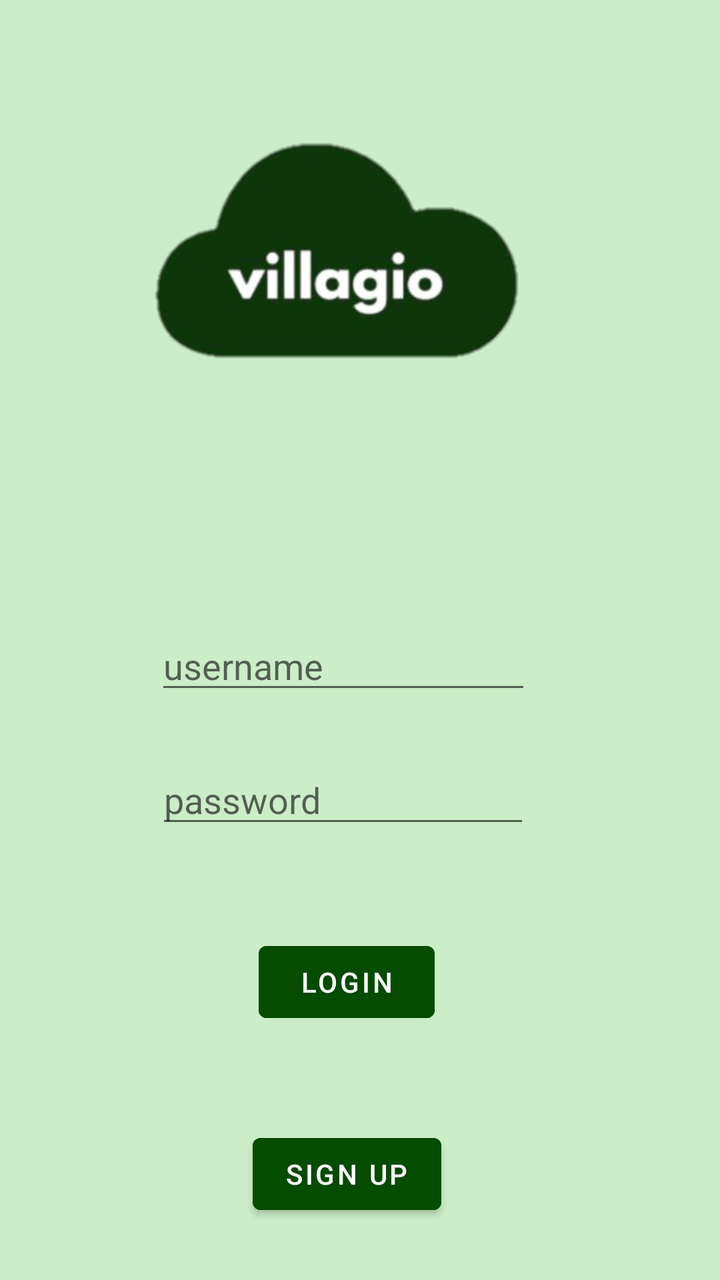
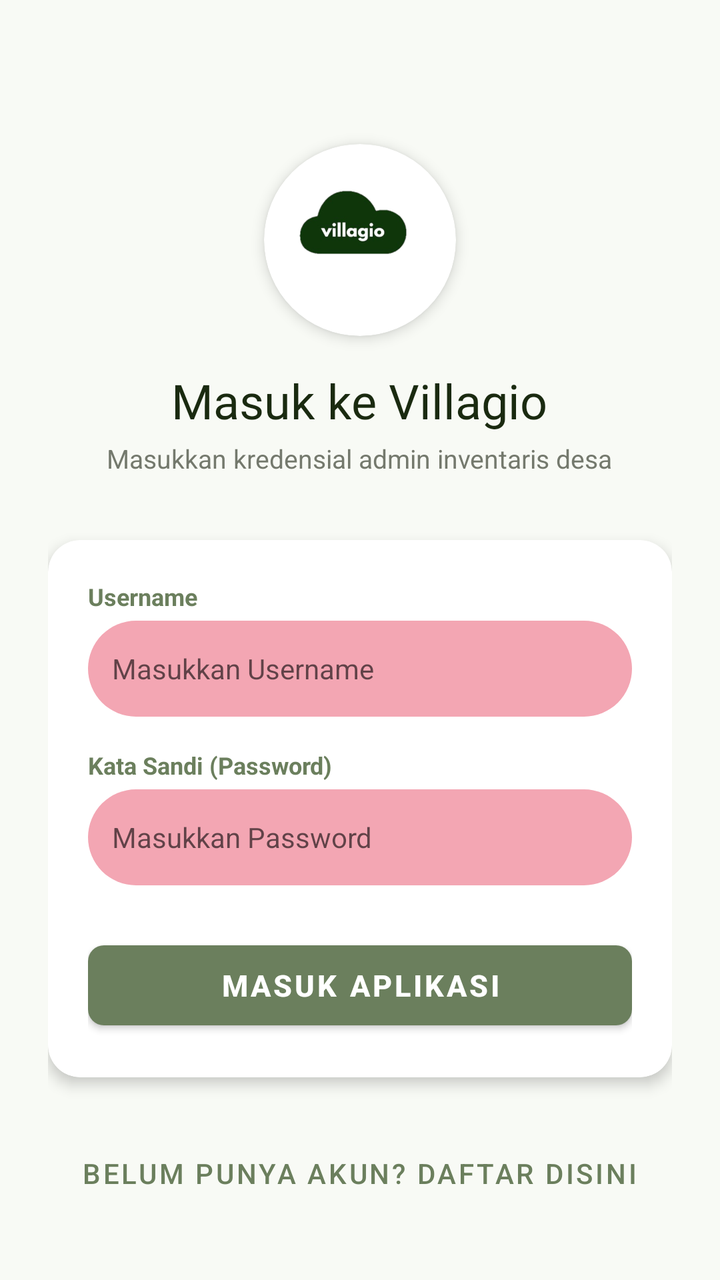

Two renders of the same Android screen: before a commit and after it. Below are the layout's source before the change and the commit's diff.
<!-- AndroidManifest.xml: application theme Theme.Elincortis -->
<!-- res/layout/activity_auth.xml -->
<?xml version="1.0" encoding="utf-8"?>
<androidx.constraintlayout.widget.ConstraintLayout
    xmlns:android="http://schemas.android.com/apk/res/android"
    xmlns:tools="http://schemas.android.com/tools"
    xmlns:app="http://schemas.android.com/apk/res-auto"
    android:id="@+id/main"
    android:layout_width="match_parent"
    android:layout_height="match_parent"
    android:background="#CBEDC7"
    tools:context=".Home.pertemuan6.AuthActivity">

    <ImageView
        android:id="@+id/imageView2"
        android:layout_width="0dp"
        android:layout_height="216dp"
        app:layout_constraintBottom_toBottomOf="parent"
        app:layout_constraintEnd_toEndOf="parent"
        app:layout_constraintHorizontal_bias="0.465"
        app:layout_constraintStart_toStartOf="parent"
        app:layout_constraintTop_toTopOf="parent"
        app:layout_constraintVertical_bias="0.111"
        app:srcCompat="@drawable/logo" />

    <EditText
        android:id="@+id/inputUsername"
        android:layout_width="188dp"
        android:layout_height="37dp"
        android:layout_marginTop="52dp"
        android:ems="10"
        android:hint="username"
        android:inputType="text"
        app:layout_constraintEnd_toEndOf="parent"
        app:layout_constraintHorizontal_bias="0.452"
        app:layout_constraintStart_toStartOf="parent"
        app:layout_constraintTop_toBottomOf="@+id/imageView2" />

    <Button
        android:id="@+id/button2"
        android:layout_width="wrap_content"
        android:layout_height="wrap_content"
        android:layout_marginTop="48dp"
        android:text="Login"
        android:backgroundTint="#054B00"
        app:layout_constraintEnd_toEndOf="parent"
        app:layout_constraintHorizontal_bias="0.476"
        app:layout_constraintStart_toStartOf="parent"
        app:layout_constraintTop_toBottomOf="@+id/inputPw" />

    <EditText
        android:id="@+id/inputPw"
        android:layout_width="187dp"
        android:layout_height="39dp"
        android:layout_marginTop="28dp"
        android:ems="10"
        android:hint="password"
        android:inputType="text"
        app:layout_constraintEnd_toEndOf="parent"
        app:layout_constraintHorizontal_bias="0.45"
        app:layout_constraintStart_toStartOf="parent"
        app:layout_constraintTop_toBottomOf="@+id/inputUsername" />

    <Button
        android:id="@+id/signup"
        android:layout_width="wrap_content"
        android:layout_height="wrap_content"
        android:layout_marginTop="48dp"
        android:backgroundTint="#054B00"
        android:text="Sign Up"
        app:layout_constraintEnd_toEndOf="parent"
        app:layout_constraintHorizontal_bias="0.476"
        app:layout_constraintStart_toStartOf="parent"
        app:layout_constraintTop_toBottomOf="@+id/button2" />
</androidx.constraintlayout.widget.ConstraintLayout>
<!-- resources referenced by this layout -->
<resources>
  <!-- drawable logo: png bitmap (drawable, 31883 bytes) -->
  <style name="Theme.Elincortis" parent="Base.Theme.Elincortis" />
  <style name="Base.Theme.Elincortis" parent="Theme.MaterialComponents.DayNight.NoActionBar">
  
          
          <item name="colorPrimary">@color/sage_primary</item>
          <item name="colorPrimaryVariant">@color/sage_toolbar_dark</item>
          <item name="colorOnPrimary">@color/sage_on_primary</item>
  
          
          <item name="colorSecondary">@color/sage_accent</item>
          <item name="colorSecondaryVariant">@color/sage_secondary</item>
          <item name="colorOnSecondary">@color/sage_on_secondary</item>
  
          
          <item name="android:colorBackground">@color/sage_background</item>
          <item name="colorOnBackground">@color/sage_on_background</item>
          <item name="colorSurface">@color/sage_surface</item>
          <item name="colorOnSurface">@color/sage_on_surface</item>
  
          
          <item name="colorError">@color/sage_error</item>
          <item name="colorOnError">@color/sage_on_error</item>
  
          
          <item name="android:statusBarColor">@color/sage_toolbar_dark</item>
          <item name="android:navigationBarColor">@color/sage_surface</item>
      </style>
  <color name="sage_primary">#6B7F5D</color>
  <color name="sage_toolbar_dark">#526140</color>
  <color name="sage_on_primary">#FFFFFF</color>
  <color name="sage_accent">#8BA870</color>
  <color name="sage_secondary">#58624B</color>
  <color name="sage_on_secondary">#FFFFFF</color>
  <color name="sage_background">#F8FAF5</color>
  <color name="sage_on_background">#1A1C18</color>
  <color name="sage_surface">#F8FAF5</color>
  <color name="sage_on_surface">#1A1C18</color>
  <color name="sage_error">#BA1A1A</color>
  <color name="sage_on_error">#FFFFFF</color>
</resources>

<!-- the commit's change to res/layout/activity_auth.xml (unified diff, before → after) -->
@@ -6,68 +6,144 @@
     android:id="@+id/main"
     android:layout_width="match_parent"
     android:layout_height="match_parent"
-    android:background="#CBEDC7"
+    android:background="@color/sage_background"
     tools:context=".Home.pertemuan6.AuthActivity">
 
-    <ImageView
-        android:id="@+id/imageView2"
-        android:layout_width="0dp"
-        android:layout_height="216dp"
+    <ScrollView
+        android:layout_width="match_parent"
+        android:layout_height="match_parent"
+        android:fillViewport="true"
         app:layout_constraintBottom_toBottomOf="parent"
         app:layout_constraintEnd_toEndOf="parent"
-        app:layout_constraintHorizontal_bias="0.465"
         app:layout_constraintStart_toStartOf="parent"
-        app:layout_constraintTop_toTopOf="parent"
-        app:layout_constraintVertical_bias="0.111"
-        app:srcCompat="@drawable/logo" />
+        app:layout_constraintTop_toTopOf="parent">
 
-    <EditText
-        android:id="@+id/inputUsername"
-        android:layout_width="188dp"
-        android:layout_height="37dp"
-        android:layout_marginTop="52dp"
-        android:ems="10"
-        android:hint="username"
-        android:inputType="text"
-        app:layout_constraintEnd_toEndOf="parent"
-        app:layout_constraintHorizontal_bias="0.452"
-        app:layout_constraintStart_toStartOf="parent"
-        app:layout_constraintTop_toBottomOf="@+id/imageView2" />
+        <LinearLayout
+            android:layout_width="match_parent"
+            android:layout_height="wrap_content"
+            android:orientation="vertical"
+            android:gravity="center_horizontal"
+            android:padding="24dp">
 
-    <Button
-        android:id="@+id/button2"
-        android:layout_width="wrap_content"
-        android:layout_height="wrap_content"
-        android:layout_marginTop="48dp"
-        android:text="Login"
-        android:backgroundTint="#054B00"
-        app:layout_constraintEnd_toEndOf="parent"
-        app:layout_constraintHorizontal_bias="0.476"
-        app:layout_constraintStart_toStartOf="parent"
-        app:layout_constraintTop_toBottomOf="@+id/inputPw" />
+            
+            <androidx.cardview.widget.CardView
+                android:layout_width="96dp"
+                android:layout_height="96dp"
+                app:cardCornerRadius="48dp"
+                app:cardElevation="4dp"
+                app:cardBackgroundColor="#FFFFFF"
+                android:layout_marginTop="48dp"
+                android:layout_marginBottom="16dp">
 
-    <EditText
-        android:id="@+id/inputPw"
-        android:layout_width="187dp"
-        android:layout_height="39dp"
-        android:layout_marginTop="28dp"
-        android:ems="10"
-        android:hint="password"
-        android:inputType="text"
-        app:layout_constraintEnd_toEndOf="parent"
-        app:layout_constraintHorizontal_bias="0.45"
-        app:layout_constraintStart_toStartOf="parent"
-        app:layout_constraintTop_toBottomOf="@+id/inputUsername" />
+                <ImageView
+                    android:id="@+id/imageView2"
+                    android:layout_width="64dp"
+                    android:layout_height="64dp"
+                    android:layout_gravity="center"
+                    android:src="@drawable/logo"
+                    android:contentDescription="Villagio Logo" />
+            </androidx.cardview.widget.CardView>
 
-    <Button
-        android:id="@+id/signup"
-        android:layout_width="wrap_content"
-        android:layout_height="wrap_content"
-        android:layout_marginTop="48dp"
-        android:backgroundTint="#054B00"
-        android:text="Sign Up"
-        app:layout_constraintEnd_toEndOf="parent"
-        app:layout_constraintHorizontal_bias="0.476"
-        app:layout_constraintStart_toStartOf="parent"
-        app:layout_constraintTop_toBottomOf="@+id/button2" />
+            <TextView
+                android:layout_width="wrap_content"
+                android:layout_height="wrap_content"
+                android:text="Masuk ke Villagio"
+                android:textSize="24sp"
+                android:textColor="@color/sage_on_primary_container"
+                android:fontFamily="@font/poppins_bold"
+                android:layout_marginBottom="4dp"/>
+
+            <TextView
+                android:layout_width="wrap_content"
+                android:layout_height="wrap_content"
+                android:text="Masukkan kredensial admin inventaris desa"
+                android:textSize="13sp"
+                android:textColor="@color/sage_outline"
+                android:layout_marginBottom="32dp"/>
+
+            
+            <androidx.cardview.widget.CardView
+                android:layout_width="match_parent"
+                android:layout_height="wrap_content"
+                app:cardCornerRadius="16dp"
+                app:cardElevation="4dp"
+                app:cardBackgroundColor="@color/sage_card"
+                android:layout_marginBottom="24dp">
+
+                <LinearLayout
+                    android:layout_width="match_parent"
+                    android:layout_height="wrap_content"
+                    android:orientation="vertical"
+                    android:padding="20dp">
+
+                    
+                    <TextView
+                        android:layout_width="wrap_content"
+                        android:layout_height="wrap_content"
+                        android:text="Username"
+                        android:textStyle="bold"
+                        android:textSize="12sp"
+                        android:textColor="@color/sage_primary"
+                        android:layout_marginBottom="4dp"/>
+
+                    <EditText
+                        android:id="@+id/inputUsername"
+                        android:layout_width="match_parent"
+                        android:layout_height="48dp"
+                        android:hint="Masukkan Username"
+                        android:inputType="text"
+                        android:textSize="14sp"
+                        android:background="@drawable/bg_input"
+                        android:padding="12dp"
+                        android:layout_marginBottom="16dp" />
+
+                    
+                    <TextView
+                        android:layout_width="wrap_content"
+                        android:layout_height="wrap_content"
+                        android:text="Kata Sandi (Password)"
+                        android:textStyle="bold"
+                        android:textSize="12sp"
+                        android:textColor="@color/sage_primary"
+                        android:layout_marginBottom="4dp"/>
+
+                    <EditText
+                        android:id="@+id/inputPw"
+                        android:layout_width="match_parent"
+                        android:layout_height="48dp"
+                        android:hint="Masukkan Password"
+                        android:inputType="textPassword"
+                        android:textSize="14sp"
+                        android:background="@drawable/bg_input"
+                        android:padding="12dp"
+                        android:layout_marginBottom="24dp" />
+
+                    
+                    <com.google.android.material.button.MaterialButton
+                        android:id="@+id/button2"
+                        android:layout_width="match_parent"
+                        android:layout_height="52dp"
+                        android:text="Masuk Aplikasi"
+                        android:textSize="15sp"
+                        android:textStyle="bold"
+                        android:textColor="@color/sage_on_primary"
+                        app:backgroundTint="@color/sage_primary"
+                        app:cornerRadius="8dp" />
+
+                </LinearLayout>
+            </androidx.cardview.widget.CardView>
+
+            
+            <com.google.android.material.button.MaterialButton
+                android:id="@+id/signup"
+                style="@style/Widget.MaterialComponents.Button.TextButton"
+                android:layout_width="wrap_content"
+                android:layout_height="wrap_content"
+                android:text="Belum punya akun? Daftar disini"
+                android:textColor="@color/sage_primary"
+                android:textSize="14sp"/>
+
+        </LinearLayout>
+    </ScrollView>
+
 </androidx.constraintlayout.widget.ConstraintLayout>
<!-- resource entries referenced after the edit -->
@@ -29,12 +29,21 @@
           <item name="android:navigationBarColor">@color/sage_surface</item>
       </style>
   <color name="sage_primary">#6B7F5D</color>
+  <!-- drawable bg_input (drawable) -->
+  <?xml version="1.0" encoding="utf-8"?>
+  <shape xmlns:android="http://schemas.android.com/apk/res/android">
+      <solid android:color="#F3A6B3"/>
+      <corners android:radius="25dp"/>
+  </shape>
   <color name="sage_toolbar_dark">#526140</color>
   <color name="sage_on_primary">#FFFFFF</color>
+  <color name="sage_on_primary_container">#1A2A10</color>
+  <color name="sage_outline">#74796D</color>
   <color name="sage_accent">#8BA870</color>
   <color name="sage_secondary">#58624B</color>
   <color name="sage_on_secondary">#FFFFFF</color>
   <color name="sage_background">#F8FAF5</color>
+  <color name="sage_card">#FFFFFF</color>
   <color name="sage_on_background">#1A1C18</color>
   <color name="sage_surface">#F8FAF5</color>
   <color name="sage_on_surface">#1A1C18</color>
